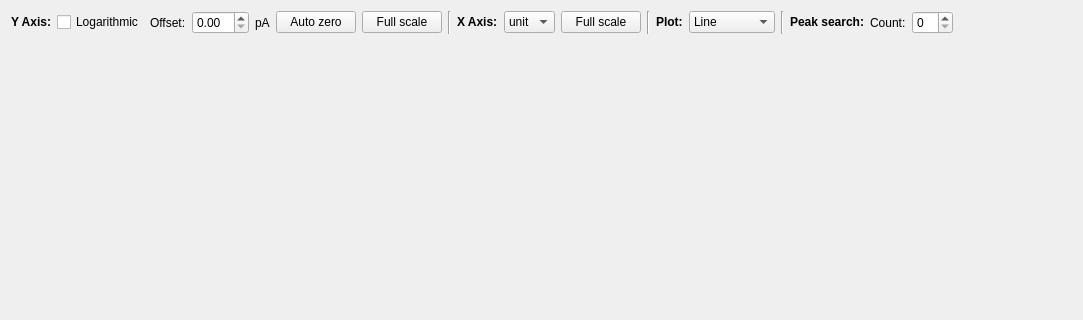
Above: src/qms/layouts/spectrum_plot.ui from JJendryka/QMS before the change; both pictures show x 0 to 1083 and y 0 to 320 of the 1083 by 760 pixel window. Below: the same form after it.
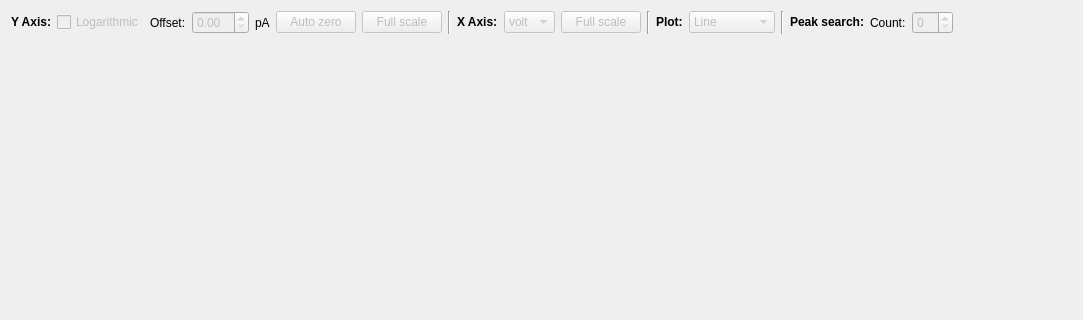
That is the form after the change.

Commit message: Disable not implemented UI elements

What changed in the file:
```diff
--- a/src/qms/layouts/spectrum_plot.ui
+++ b/src/qms/layouts/spectrum_plot.ui
@@ -25,6 +25,9 @@
      </item>
      <item>
       <widget class="QCheckBox" name="log_checkbox">
+       <property name="enabled">
+        <bool>false</bool>
+       </property>
        <property name="text">
         <string>Logarithmic</string>
        </property>
@@ -38,7 +41,11 @@
       </widget>
      </item>
      <item>
-      <widget class="QDoubleSpinBox" name="offset_spinbox"/>
+      <widget class="QDoubleSpinBox" name="offset_spinbox">
+       <property name="enabled">
+        <bool>false</bool>
+       </property>
+      </widget>
      </item>
      <item>
       <widget class="QLabel" name="y_axis_pA_label">
@@ -49,6 +56,9 @@
      </item>
      <item>
       <widget class="QPushButton" name="autozero_button">
+       <property name="enabled">
+        <bool>false</bool>
+       </property>
        <property name="text">
         <string>Auto zero</string>
        </property>
@@ -56,6 +66,9 @@
      </item>
      <item>
       <widget class="QPushButton" name="y_fullscale_button">
+       <property name="enabled">
+        <bool>false</bool>
+       </property>
        <property name="text">
         <string>Full scale</string>
        </property>
@@ -77,20 +90,26 @@
      </item>
      <item>
       <widget class="QComboBox" name="x_unit_combobox">
-       <item>
-        <property name="text">
-         <string>unit</string>
-        </property>
-       </item>
+       <property name="enabled">
+        <bool>false</bool>
+       </property>
        <item>
         <property name="text">
          <string>volt</string>
         </property>
        </item>
+       <item>
+        <property name="text">
+         <string>unit</string>
+        </property>
+       </item>
       </widget>
      </item>
      <item>
       <widget class="QPushButton" name="x_fullscale_button">
+       <property name="enabled">
+        <bool>false</bool>
+       </property>
        <property name="text">
         <string>Full scale</string>
        </property>
@@ -112,6 +131,9 @@
      </item>
      <item>
       <widget class="QComboBox" name="plot_type_combobox">
+       <property name="enabled">
+        <bool>false</bool>
+       </property>
        <item>
         <property name="text">
          <string>Line</string>
@@ -151,7 +173,11 @@
       </widget>
      </item>
      <item>
-      <widget class="QSpinBox" name="peak_search_count_spinbox"/>
+      <widget class="QSpinBox" name="peak_search_count_spinbox">
+       <property name="enabled">
+        <bool>false</bool>
+       </property>
+      </widget>
      </item>
      <item>
       <spacer name="horizontalSpacer">
```
The commit also changes 7 other files.
